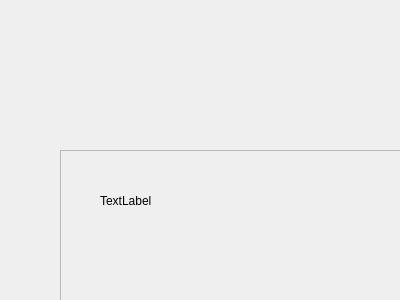
Old version of the form Template.ui in the repository Bigsabi/ModUplodaer.
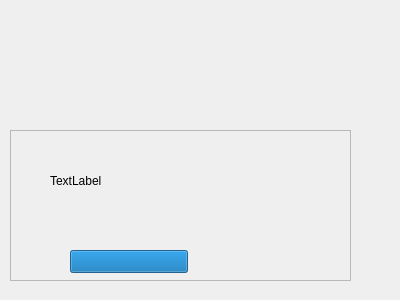
New version of the form.

Patch:
```diff
--- a/Template.ui
+++ b/Template.ui
@@ -16,8 +16,8 @@
   <widget class="QFrame" name="frame">
    <property name="geometry">
     <rect>
-     <x>60</x>
-     <y>150</y>
+     <x>10</x>
+     <y>130</y>
      <width>341</width>
      <height>151</height>
     </rect>
@@ -41,6 +41,22 @@
      <string>TextLabel</string>
     </property>
    </widget>
+   <widget class="QProgressBar" name="progressBar">
+    <property name="geometry">
+     <rect>
+      <x>60</x>
+      <y>120</y>
+      <width>118</width>
+      <height>23</height>
+     </rect>
+    </property>
+    <property name="value">
+     <number>100</number>
+    </property>
+    <property name="textVisible">
+     <bool>false</bool>
+    </property>
+   </widget>
   </widget>
   <widget class="QWidget" name="widget" native="true">
    <property name="geometry">
```
Left out of the diff: 2 changed lines with no effect on the pictures.
